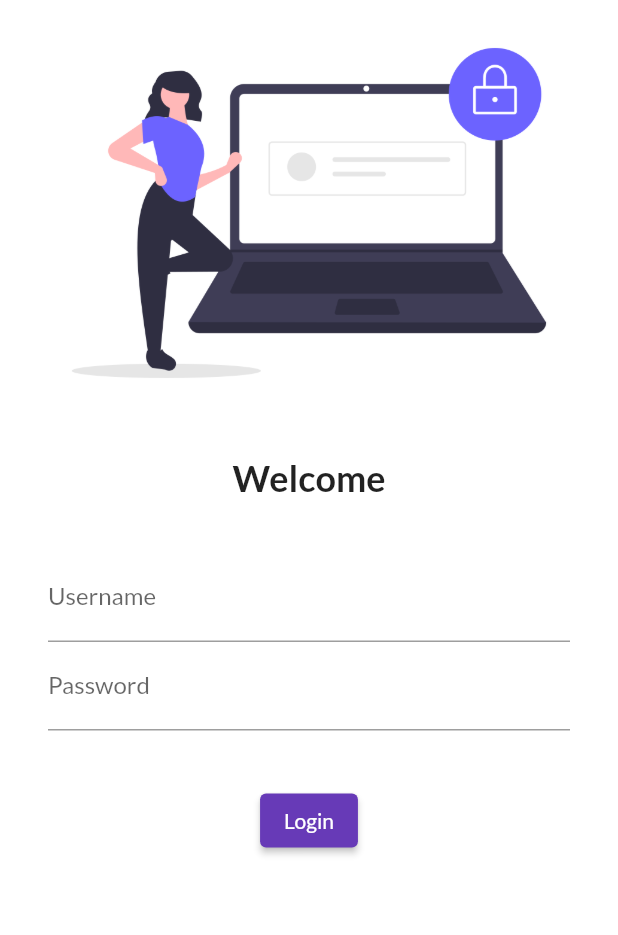
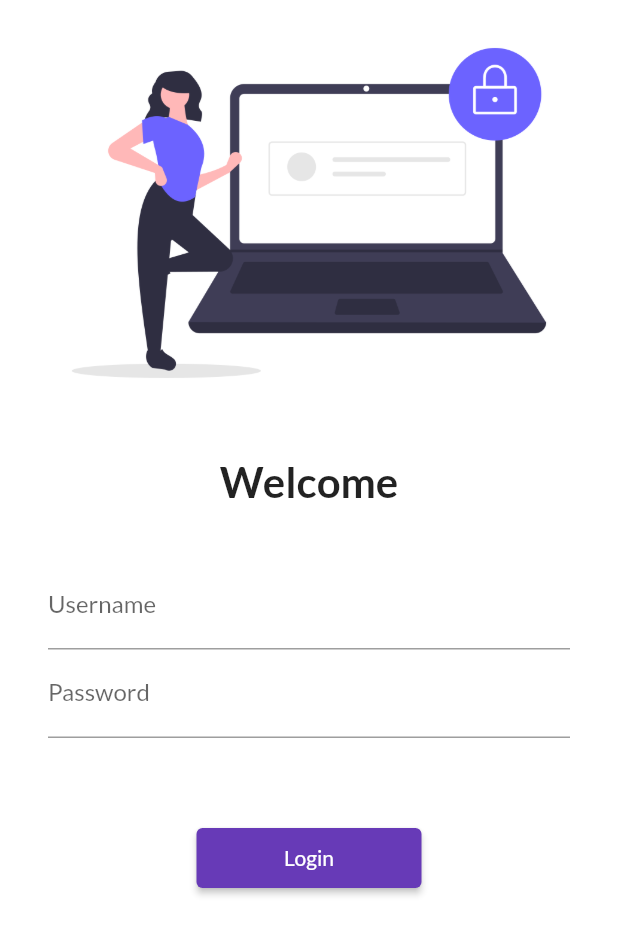
Before and after one commit to deepengajjar/flutter_eshop, a Flutter app: the screen it shows after launch, on a phone screen of 412 x 824 dp. Shown: the top 935 px of the screen. Run offline on Flutter 3.47's test engine with Material 2 defaults, Android fonts, the phone set to English and light mode, and no system bars; our stand-ins replace google_fonts.

Commit message:
Day 5 completed

```diff
--- a/lib/main.dart
+++ b/lib/main.dart
@@ -1,5 +1,6 @@
 import 'package:e_shop/pages/home_page.dart';
 import 'package:e_shop/pages/login_page.dart';
+import 'package:e_shop/utils/routes.dart';
 import 'package:flutter/material.dart';
 import 'package:google_fonts/google_fonts.dart';
 
@@ -20,8 +21,8 @@ class MyApp extends StatelessWidget {
       darkTheme: ThemeData(brightness: Brightness.dark),
       routes: {
         '/': (context) => LoginPage(),
-        '/home': (context) => HomePage(),
-        '/login': (context) => LoginPage(),
+        MyRoutes.homeRoute: (context) => HomePage(),
+        MyRoutes.loginRoute: (context) => LoginPage(),
       },
       // initialRoute: '/home',
     );
--- a/lib/pages/login_page.dart
+++ b/lib/pages/login_page.dart
@@ -1,3 +1,4 @@
+import 'package:e_shop/utils/routes.dart';
 import 'package:flutter/material.dart';
 
 class LoginPage extends StatelessWidget {
@@ -5,16 +6,20 @@ class LoginPage extends StatelessWidget {
   Widget build(BuildContext context) {
     return Material(
         color: Colors.white,
+        child: SingleChildScrollView(
           child: Column(
             children: [
-            Image.asset('assets/images/login_image.png', fit: BoxFit.cover),
+              Image.asset(
+                'assets/images/login_image.png',
+                fit: BoxFit.cover,
+              ),
               SizedBox(
                 height: 20,
               ),
               Text(
                 "Welcome",
                 style: TextStyle(
-                fontSize: 24,
+                  fontSize: 28,
                   fontWeight: FontWeight.bold,
                 ),
               ),
@@ -22,7 +27,8 @@ class LoginPage extends StatelessWidget {
                 height: 20,
               ),
               Padding(
-              padding: const EdgeInsets.symmetric(vertical: 16, horizontal: 32),
+                padding:
+                    const EdgeInsets.symmetric(vertical: 16, horizontal: 32),
                 child: Column(
                   children: [
                     TextFormField(
@@ -42,14 +48,19 @@ class LoginPage extends StatelessWidget {
                 ),
               ),
               SizedBox(
-              height: 20,
+                height: 40,
               ),
               ElevatedButton(
-              onPressed: () {},
                 child: Text('Login'),
-              style: TextButton.styleFrom(),
+                style: TextButton.styleFrom(
+                  minimumSize: Size(150, 40),
+                ),
+                onPressed: () {
+                  Navigator.pushNamed(context, MyRoutes.homeRoute);
+                },
               )
             ],
+          ),
         ));
   }
 }
--- /dev/null
+++ b/lib/utils/routes.dart
@@ -0,0 +1,4 @@
+class MyRoutes {
+  static String loginRoute = '/login';
+  static String homeRoute = '/home';
+}
```
Lines whose indentation alone changed are shown as unchanged.
